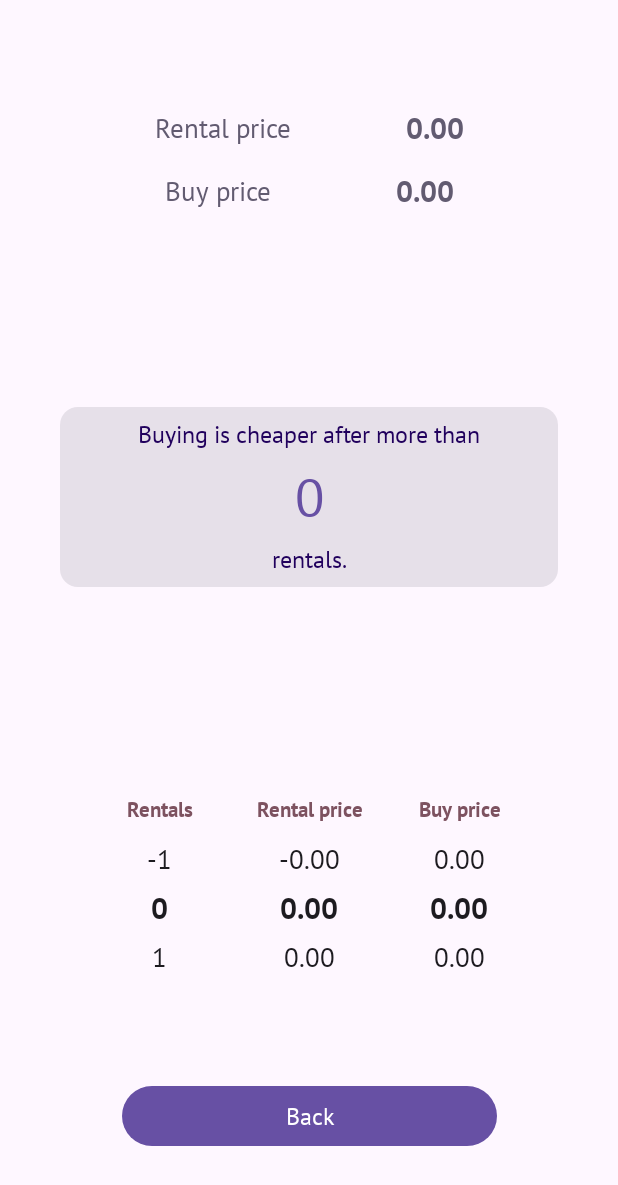
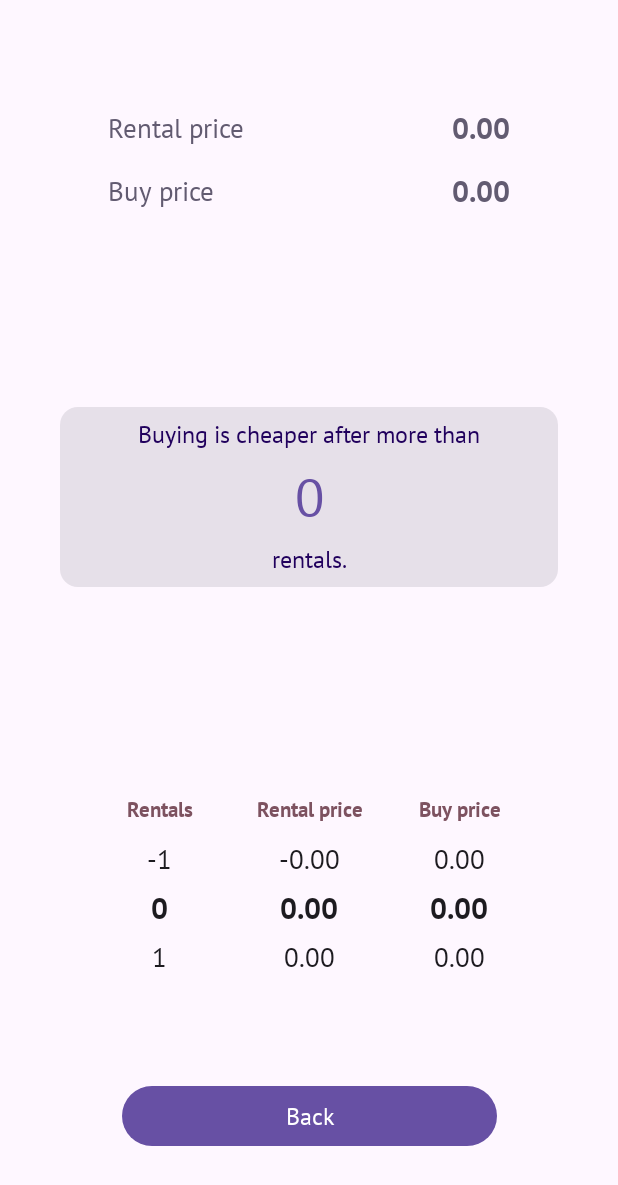
Before and after one commit to weissale1/RentOrBuy, an Android app built with Jetpack Compose: the OutputScreen screen opened through its navigation route, on a phone screen of 412 x 824 dp. Shown: the top 1185 px of the screen. Run offline under Robolectric (Android 15) with nearby library versions, the phone set to English and light mode, and no system bars.

```diff
--- a/app/src/main/java/com/example/rentorbuy/ui/InputScreen.kt
+++ b/app/src/main/java/com/example/rentorbuy/ui/InputScreen.kt
@@ -169,6 +169,7 @@ fun EditNumberField(
         value = value,
         onValueChange = onValueChange,
         label = { Text(stringResource(label)) },
+        textStyle = MaterialTheme.typography.displayMedium,
         singleLine = true,
         keyboardOptions = keyboardOptions,
         modifier = modifier
--- a/app/src/main/java/com/example/rentorbuy/ui/OutputScreen.kt
+++ b/app/src/main/java/com/example/rentorbuy/ui/OutputScreen.kt
@@ -65,12 +65,14 @@ fun OutputScreen (
 
         Spacer(modifier = Modifier.weight(1f))
 
+        if (canShowTable(rentalPrice, buyPrice)) {
             ComparisonTable(
                 rentalPrice = rentalPrice,
                 buyPrice = buyPrice,
                 breakPoint = breakPoint,
                 modifier = Modifier.weight(1f)
             )
+        }
 
         Spacer(modifier = Modifier.weight(0.5f))
 
@@ -95,7 +97,7 @@ fun SumText(
         horizontalArrangement = Arrangement.SpaceEvenly,
         verticalAlignment = Alignment.CenterVertically
     ) {
-        Spacer(modifier = Modifier.weight(1f))
+        Spacer(modifier = Modifier.width(dimensionResource(R.dimen.padding_large)))
         Text(
             text = stringResource(text),
             textAlign = TextAlign.Left,
@@ -112,7 +114,7 @@ fun SumText(
             style = MaterialTheme.typography.displayMedium,
             color = MaterialTheme.colorScheme.secondary
         )
-        Spacer(modifier = Modifier.weight(1f))
+        Spacer(modifier = Modifier.width(dimensionResource(R.dimen.padding_large)))
     }
 }
 
@@ -129,7 +131,8 @@ fun ResultText(
         Row(
             modifier = modifier
                 .fillMaxWidth()
-                .padding(vertical = dimensionResource(
+                .padding(
+                    vertical = dimensionResource(
                         id = R.dimen.padding_small
                     )
                 ),
@@ -295,3 +298,10 @@ fun OutputScreenPreview() {
         )
     }
 }
+
+fun canShowTable(rentalPrice: Float, buyPrice: Float): Boolean {
+    return (
+            "%.2f".format(rentalPrice).length < 8
+            && "%.2f".format(buyPrice).length < 8
+            )
+}
--- a/app/src/main/res/values/strings.xml
+++ b/app/src/main/res/values/strings.xml
@@ -16,11 +16,7 @@
     <string name="version">0.0.1</string>
     <string name="about_text">
         Hi, my name is Alex.
-        \n\nThis is the first app I ever build.
-        \nIt is mainly a practical exercise for me to
-        get into modern app development on Android.
-        \n\nIf you found this app usefully in any way, I would
-        be very happy to hear about in the Play Store.
+        \n\nIf you found this app useful, please leave a review in the Play Store.
         \n\nI am also happy to hear about any bugs, improvement ideas, etc.
         \n\nRent or Buy is build with Jetpack Compose and Material3.
     </string>
```
Also changed, not shown: 1 other file. Lines whose indentation alone changed are shown as unchanged.
